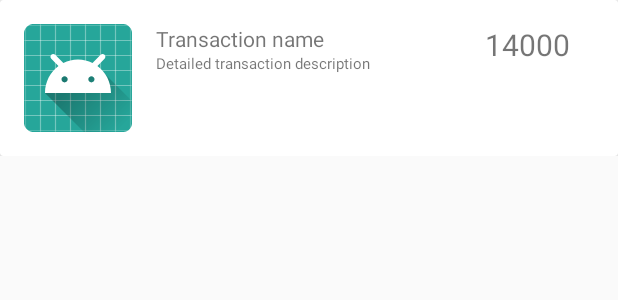
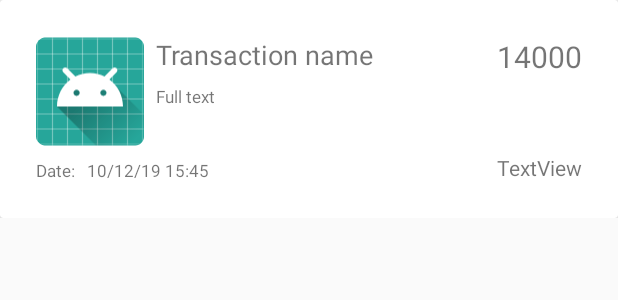
Before and after one commit to Neomer/Budget, an Android app: the layout transaction_recyclerviewitem_layout.xml on its own in the app's theme, with its tools: preview values and no code run, on a phone screen of 412 x 824 dp. Shown: the top 300 px of the screen. Run offline under Robolectric (Android 15) with nearby library versions, the phone set to English and light mode, and no system bars.

Commit message:
feature/#1-transaction-category

```diff
--- a/app/src/main/res/layout/transaction_recyclerviewitem_layout.xml
+++ b/app/src/main/res/layout/transaction_recyclerviewitem_layout.xml
@@ -1,6 +1,7 @@
 <?xml version="1.0" encoding="utf-8"?>
 <LinearLayout xmlns:android="http://schemas.android.com/apk/res/android"
     xmlns:app="http://schemas.android.com/apk/res-auto"
+    xmlns:tools="http://schemas.android.com/tools"
     android:layout_width="match_parent"
     android:layout_height="wrap_content">
 
@@ -8,7 +9,7 @@
         android:layout_width="match_parent"
         android:layout_height="match_parent">
 
-        <RelativeLayout
+        <android.support.constraint.ConstraintLayout
             android:layout_width="match_parent"
             android:layout_height="wrap_content"
             android:padding="16dp">
@@ -16,54 +17,96 @@
             <ImageView
                 android:id="@+id/imageView"
                 android:layout_width="wrap_content"
-                android:layout_height="wrap_content"
-                android:layout_alignParentStart="true"
-                android:layout_alignParentLeft="true"
-                android:layout_alignParentTop="true"
-                android:layout_marginEnd="16dp"
-                android:layout_marginRight="16dp"
+                android:layout_height="74dp"
+                android:layout_marginStart="8dp"
+                android:layout_marginLeft="8dp"
+                android:layout_marginTop="8dp"
+                app:layout_constraintStart_toStartOf="parent"
+                app:layout_constraintTop_toTopOf="parent"
                 app:srcCompat="@mipmap/ic_launcher" />
 
             <TextView
                 android:id="@+id/txtTransactionName"
-                android:layout_width="wrap_content"
+                android:layout_width="0dp"
                 android:layout_height="wrap_content"
                 android:layout_alignParentTop="true"
-                android:layout_marginEnd="82dp"
-                android:layout_marginRight="82dp"
-                android:layout_toStartOf="@+id/txtAmount"
-                android:layout_toLeftOf="@+id/txtAmount"
-                android:layout_toEndOf="@+id/imageView"
-                android:layout_toRightOf="@+id/imageView"
-                android:text="Transaction name" />
+                android:layout_marginStart="8dp"
+                android:layout_marginLeft="8dp"
+                android:layout_marginTop="8dp"
+                android:layout_marginEnd="8dp"
+                android:layout_marginRight="8dp"
+                android:text="Transaction name"
+                android:textSize="18dp"
+                app:layout_constraintEnd_toStartOf="@+id/txtAmount"
+                app:layout_constraintStart_toEndOf="@+id/imageView"
+                app:layout_constraintTop_toTopOf="parent" />
 
             <TextView
                 android:id="@+id/txtFullText"
                 android:layout_width="wrap_content"
                 android:layout_height="wrap_content"
                 android:layout_below="@+id/txtTransactionName"
-                android:layout_marginEnd="58dp"
-                android:layout_marginRight="58dp"
-                android:layout_toStartOf="@+id/txtAmount"
-                android:layout_toLeftOf="@+id/txtAmount"
-                android:layout_toEndOf="@+id/imageView"
-                android:layout_toRightOf="@+id/imageView"
-                android:text="Detailed transaction description"
-                android:textSize="10sp" />
+                android:layout_marginStart="8dp"
+                android:layout_marginLeft="8dp"
+                android:layout_marginTop="8dp"
+                android:text="Full text"
+                android:textSize="11sp"
+                app:layout_constraintStart_toEndOf="@+id/imageView"
+                app:layout_constraintTop_toBottomOf="@+id/txtTransactionName" />
 
             <my.neomer.budget.widgets.MoneyView
                 android:id="@+id/txtAmount"
                 android:layout_width="wrap_content"
                 android:layout_height="wrap_content"
-                android:layout_alignParentTop="true"
-                android:layout_alignParentEnd="true"
-                android:layout_alignParentRight="true"
-                android:layout_marginEnd="16dp"
-                android:layout_marginRight="16dp"
+                android:layout_marginTop="8dp"
+                android:layout_marginEnd="8dp"
+                android:layout_marginRight="8dp"
                 android:text="14000"
-                android:textSize="20sp"/>
+                android:textSize="20sp"
+                app:layout_constraintEnd_toEndOf="parent"
+                app:layout_constraintTop_toTopOf="parent" />
 
-        </RelativeLayout>
+            <TextView
+                android:id="@+id/labelDate"
+                android:layout_width="wrap_content"
+                android:layout_height="wrap_content"
+                android:layout_below="@+id/txtTransactionName"
+                android:layout_marginStart="8dp"
+                android:layout_marginLeft="8dp"
+                android:layout_marginTop="8dp"
+                android:layout_marginBottom="8dp"
+                android:text="@string/date"
+                android:textSize="11sp"
+                app:layout_constraintBottom_toBottomOf="parent"
+                app:layout_constraintStart_toStartOf="parent"
+                app:layout_constraintTop_toBottomOf="@+id/imageView"
+                app:layout_constraintVertical_bias="1.0" />
+
+            <TextView
+                android:id="@+id/txtDateTime"
+                android:layout_width="wrap_content"
+                android:layout_height="wrap_content"
+                android:layout_marginStart="8dp"
+                android:layout_marginLeft="8dp"
+                android:layout_marginBottom="8dp"
+                android:text="10/12/19 15:45"
+                android:textSize="11sp"
+                app:layout_constraintBottom_toBottomOf="parent"
+                app:layout_constraintStart_toEndOf="@+id/labelDate" />
+
+            <TextView
+                android:id="@+id/txtCategory"
+                android:layout_width="wrap_content"
+                android:layout_height="wrap_content"
+                android:layout_marginEnd="8dp"
+                android:layout_marginRight="8dp"
+                android:layout_marginBottom="8dp"
+                android:text="TextView"
+                android:textSize="14sp"
+                app:layout_constraintBottom_toBottomOf="parent"
+                app:layout_constraintEnd_toEndOf="parent" />
+
+        </android.support.constraint.ConstraintLayout>
 
     </android.support.v7.widget.CardView>
 </LinearLayout>
--- a/app/src/main/res/values/styles.xml
+++ b/app/src/main/res/values/styles.xml
@@ -14,7 +14,6 @@
     </style>
 
     <style name="AppTheme.AppBarOverlay" parent="ThemeOverlay.AppCompat.Dark.ActionBar" />
-
     <style name="AppTheme.PopupOverlay" parent="ThemeOverlay.AppCompat.Light" />
 
 </resources>
--- /dev/null
+++ b/app/src/main/res/xml/home_category_patterns.xml
@@ -0,0 +1,4 @@
+<?xml version="1.0" encoding="utf-8"?>
+<Category xmlns:android="http://schemas.android.com/apk/res/android">
+    <Pattern>\\.*naidy[\\-\\s]*club\\.*</Pattern>
+</Category>
```
Also changed, not shown: app/src/main/java/my/neomer/budget/activities/main/TransactionsRecyclerViewAdapter.java (+11 -2 lines), app/src/main/java/my/neomer/budget/core/types/TransactionCategory.java (+27 -14 lines), app/src/main/java/my/neomer/budget/core/types/TransactionCategoryFactory.java (+4 -5 lines), app/src/main/res/values/strings.xml (+9 -0 lines), app/src/main/res/xml/food_category_patterns.xml (+8 -2 lines).
